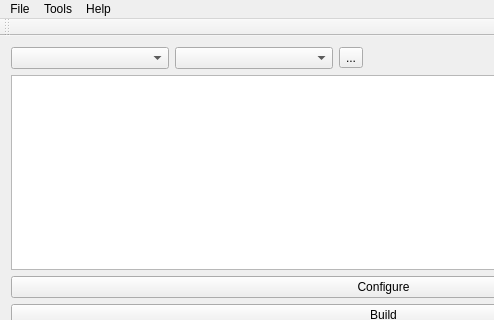
The window that automator_project/utils/qtUi/mainwindow.ui (Halicea/hal_automator) describes before a commit, drawn with Qt 5; both pictures show x 0 to 494 and y 0 to 320 of the 767 by 443 pixel window.
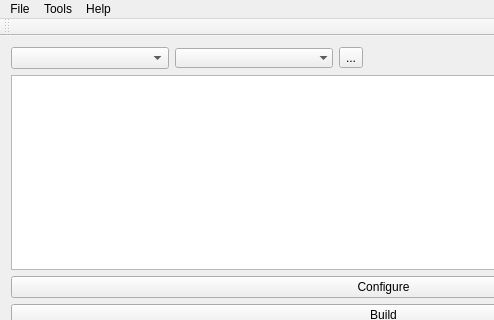
The same window after the commit. Icons and pictures are not drawn.

Diff of the .ui file:
```diff
--- a/automator_project/utils/qtUi/mainwindow.ui
+++ b/automator_project/utils/qtUi/mainwindow.ui
@@ -40,6 +40,9 @@
             <verstretch>0</verstretch>
            </sizepolicy>
           </property>
+          <property name="frame">
+           <bool>false</bool>
+          </property>
          </widget>
         </item>
         <item>
```
